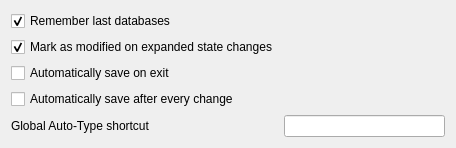
Before: the Qt Designer form src/gui/SettingsWidgetGeneral.ui in danilovsergei/keepassx-gdrive, drawn with Qt 5.
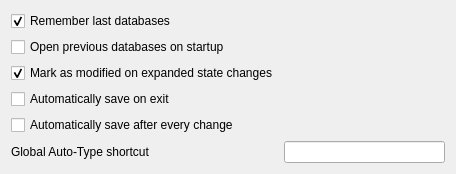
After: the same form once the commit is applied. Custom widgets are drawn as their Qt base class.

Commit message:
Add settings option to control if previous databases are opened on startup.
Closes #36

The edit to the form file:
```diff
--- a/src/gui/SettingsWidgetGeneral.ui
+++ b/src/gui/SettingsWidgetGeneral.ui
@@ -21,7 +21,7 @@
      </property>
     </widget>
    </item>
-   <item row="1" column="0">
+   <item row="2" column="0">
     <widget class="QCheckBox" name="modifiedExpandedChangedCheckBox">
      <property name="text">
       <string>Mark as modified on expanded state changes</string>
@@ -31,30 +31,37 @@
      </property>
     </widget>
    </item>
-   <item row="3" column="0">
+   <item row="4" column="0">
     <widget class="QCheckBox" name="autoSaveAfterEveryChangeCheckBox">
      <property name="text">
       <string>Automatically save after every change</string>
      </property>
     </widget>
    </item>
-   <item row="2" column="0">
+   <item row="3" column="0">
     <widget class="QCheckBox" name="autoSaveOnExitCheckBox">
      <property name="text">
       <string>Automatically save on exit</string>
      </property>
     </widget>
    </item>
-   <item row="4" column="0">
+   <item row="5" column="0">
     <widget class="QLabel" name="label">
      <property name="text">
       <string>Global Auto-Type shortcut</string>
      </property>
     </widget>
    </item>
-   <item row="4" column="1">
+   <item row="5" column="1">
     <widget class="ShortcutWidget" name="autoTypeShortcutWidget"/>
    </item>
+   <item row="1" column="0">
+    <widget class="QCheckBox" name="openPreviousDatabasesOnStartupCheckBox">
+     <property name="text">
+      <string>Open previous databases on startup</string>
+     </property>
+    </widget>
+   </item>
   </layout>
  </widget>
  <customwidgets>
```
The commit also changes 3 other files.
